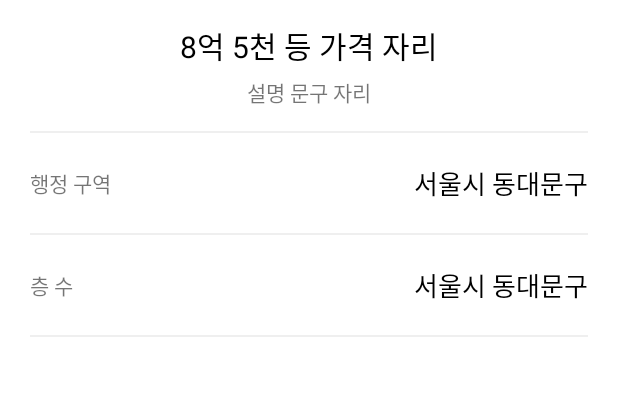
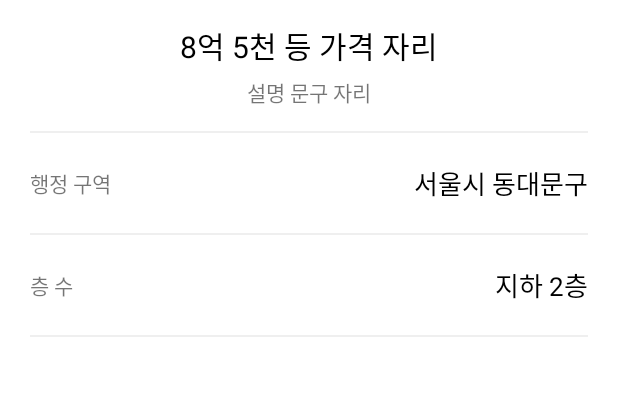
Before and after one commit to hyeba/JickbangCopy_20210320, an Android app: the ViewRoomDetailActivity screen opened directly, with no data from a screen before it, on a phone screen of 412 x 824 dp, the part 459-855 px from its top. Run offline under Robolectric (Android 15) with nearby library versions, the phone set to English and light mode, and no system bars.

Commit message:
Room 클래스를 직렬화(Serializable)해서 통째로 첨부 가능하도록

```diff
--- a/app/src/main/java/com/neppplus/jickbangcopy_20210320/datas/Room.kt
+++ b/app/src/main/java/com/neppplus/jickbangcopy_20210320/datas/Room.kt
@@ -1,5 +1,6 @@
 package com.neppplus.jickbangcopy_20210320.datas
 
+import java.io.Serializable
 import java.text.NumberFormat
 import java.util.*
 
@@ -7,7 +8,7 @@ class Room(
     val price : Int,
     val address : String,
     val floor : Int,
-    val description : String) {
+    val description : String) : Serializable {
 
     fun getFormattedPrice() :String {
 
--- a/app/src/main/res/layout/activity_view_room_detail.xml
+++ b/app/src/main/res/layout/activity_view_room_detail.xml
@@ -102,7 +102,7 @@
             android:layout_height="wrap_content"
             android:textColor="#000000"
             android:textSize="17sp"
-            android:text="서울시 동대문구"/>
+            android:text="지하 2층"/>
 
 
 
```
Also changed, not shown: app/src/main/java/com/neppplus/jickbangcopy_20210320/MainActivity.kt (+11 -0 lines).
